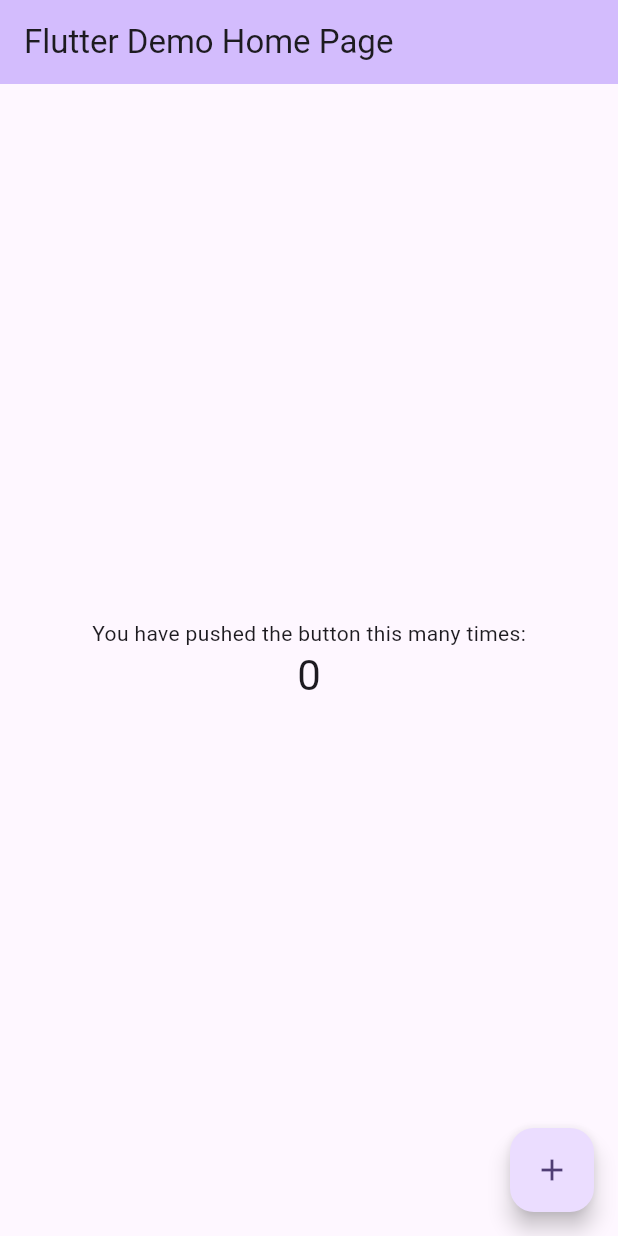
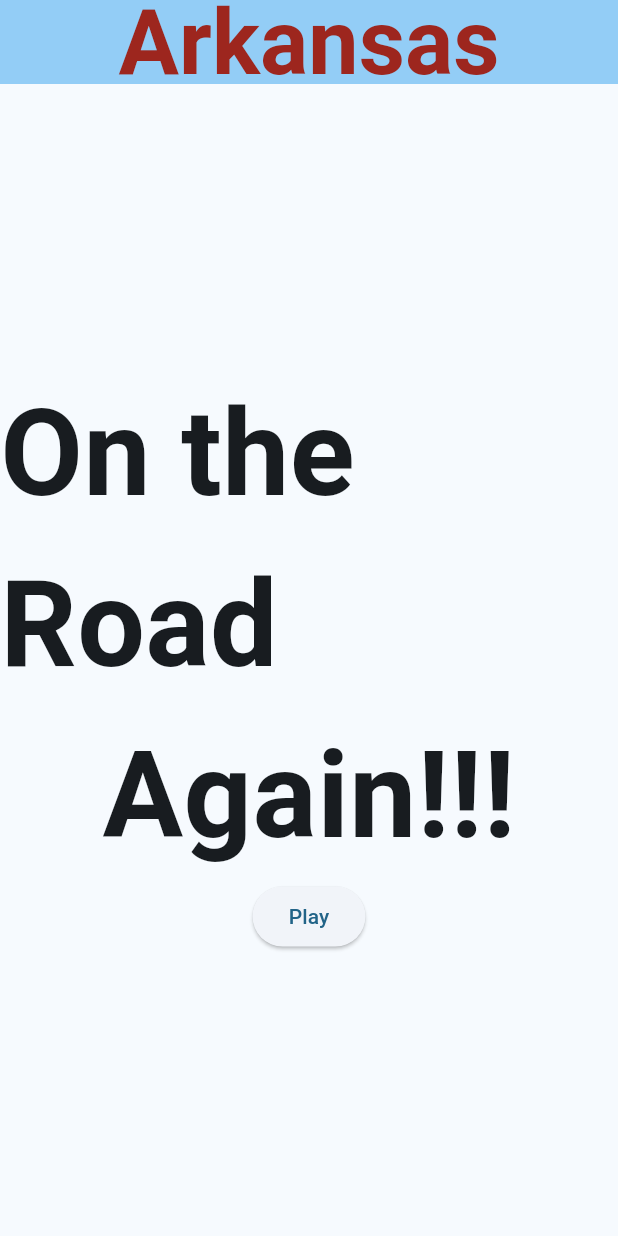
Before and after one commit to danielajgr/on-the-road-again, a Flutter app: the screen it shows after launch, on a phone screen of 412 x 824 dp. Run offline on Flutter 3.47's test engine with Material 3 defaults, Android fonts, the phone set to English and light mode, and no system bars; our stand-ins replace sensors_plus; Roboto replaces fonts that are missing (Times New Roman).

Commit message:
Added end.dart and game.dart from my own files.

```diff
--- a/flutter_application_1/lib/main.dart
+++ b/flutter_application_1/lib/main.dart
@@ -1,6 +1,9 @@
 import 'package:flutter/material.dart';
+import 'game.dart';
+import 'end.dart'; // Import the EndPage
 import 'package:sensors_plus/sensors_plus.dart';
 
+// Found landscape orientation here: https://www.geeksforgeeks.org/flutter-managing-device-orientation/
 void main() {
   runApp(const MyApp());
 }
@@ -8,31 +11,21 @@ void main() {
 class MyApp extends StatelessWidget {
   const MyApp({super.key});
 
-  // This widget is the root of your application.
   @override
   Widget build(BuildContext context) {
     return MaterialApp(
       title: 'Flutter Demo',
+
       theme: ThemeData(
-        // This is the theme of your application.
-        //
-        // TRY THIS: Try running your application with "flutter run". You'll see
-        // the application has a purple toolbar. Then, without quitting the app,
-        // try changing the seedColor in the colorScheme below to Colors.green
-        // and then invoke "hot reload" (save your changes or press the "hot
-        // reload" button in a Flutter-supported IDE, or press "r" if you used
-        // the command line to start the app).
-        //
-        // Notice that the counter didn't reset back to zero; the application
-        // state is not lost during the reload. To reset the state, use hot
-        // restart instead.
-        //
-        // This works for code too, not just values: Most code changes can be
-        // tested with just a hot reload.
-        colorScheme: ColorScheme.fromSeed(seedColor: Colors.deepPurple),
+        colorScheme: ColorScheme.fromSeed(seedColor: const Color.fromARGB(255, 17, 184, 255)),
         useMaterial3: true,
       ),
-      home: const MyHomePage(title: 'Flutter Demo Home Page'),
+      //Where the pages take you
+      routes: {
+        '/': (context) => const MyHomePage(title: 'Arkansas'),
+        '/game': (context) => const GamePage(),
+        '/end': (context) => const EndPage(),
+      },
     );
   }
 }
@@ -40,14 +33,6 @@ class MyApp extends StatelessWidget {
 class MyHomePage extends StatefulWidget {
   const MyHomePage({super.key, required this.title});
 
-  // This widget is the home page of your application. It is stateful, meaning
-  // that it has a State object (defined below) that contains fields that affect
-  // how it looks.
-
-  // This class is the configuration for the state. It holds the values (in this
-  // case the title) provided by the parent (in this case the App widget) and
-  // used by the build method of the State. Fields in a Widget subclass are
-  // always marked "final".
 
   final String title;
 
@@ -56,71 +41,61 @@ class MyHomePage extends StatefulWidget {
 }
 
 class _MyHomePageState extends State<MyHomePage> {
-  int _counter = 0;
 
-  void _incrementCounter() {
-    setState(() {
-      // This call to setState tells the Flutter framework that something has
-      // changed in this State, which causes it to rerun the build method below
-      // so that the display can reflect the updated values. If we changed
-      // _counter without calling setState(), then the build method would not be
-      // called again, and so nothing would appear to happen.
-      _counter++;
-    });
-  }
+
 
   @override
   Widget build(BuildContext context) {
-    // This method is rerun every time setState is called, for instance as done
-    // by the _incrementCounter method above.
-    //
-    // The Flutter framework has been optimized to make rerunning build methods
-    // fast, so that you can just rebuild anything that needs updating rather
-    // than having to individually change instances of widgets.
     return Scaffold(
       appBar: AppBar(
-        // TRY THIS: Try changing the color here to a specific color (to
-        // Colors.amber, perhaps?) and trigger a hot reload to see the AppBar
-        // change color while the other colors stay the same.
         backgroundColor: Theme.of(context).colorScheme.inversePrimary,
-        // Here we take the value from the MyHomePage object that was created by
-        // the App.build method, and use it to set our appbar title.
-        title: Text(widget.title),
+
+        title: Center(
+          child: Text(
+            widget.title,
+            textAlign: TextAlign.center,
+            style: const TextStyle(
+              fontSize: 60,
+              color: Color.fromARGB(255, 157, 38, 30),
+              fontFamily: 'Times New Roman',
+              fontWeight: FontWeight.bold,
+            ),
+          ),
+        ),
       ),
       body: Center(
-        // Center is a layout widget. It takes a single child and positions it
-        // in the middle of the parent.
+
         child: Column(
-          // Column is also a layout widget. It takes a list of children and
-          // arranges them vertically. By default, it sizes itself to fit its
-          // children horizontally, and tries to be as tall as its parent.
-          //
-          // Column has various properties to control how it sizes itself and
-          // how it positions its children. Here we use mainAxisAlignment to
-          // center the children vertically; the main axis here is the vertical
-          // axis because Columns are vertical (the cross axis would be
-          // horizontal).
-          //
-          // TRY THIS: Invoke "debug painting" (choose the "Toggle Debug Paint"
-          // action in the IDE, or press "p" in the console), to see the
+
           // wireframe for each widget.
           mainAxisAlignment: MainAxisAlignment.center,
           children: <Widget>[
             const Text(
-              'You have pushed the button this many times:',
+              'On the Road',
+              style: TextStyle(
+                fontSize: 80,
+                fontFamily: 'Times New Roman',
+                fontWeight: FontWeight.bold,
+                ),
             ),
-            Text(
-              '$_counter',
-              style: Theme.of(context).textTheme.headlineMedium,
+            const Text(
+              'Again!!!',
+              style: TextStyle(
+                fontSize: 80,
+                fontFamily: 'Times New Roman',
+              fontWeight: FontWeight.bold,
+              ),
+            ),
+            ElevatedButton(
+              onPressed: () {
+                // go to game screen
+                Navigator.pushNamed(context, '/game');
+              },
+              child: const Text('Play'),
             ),
           ],
         ),
       ),
-      floatingActionButton: FloatingActionButton(
-        onPressed: _incrementCounter,
-        tooltip: 'Increment',
-        child: const Icon(Icons.add),
-      ), // This trailing comma makes auto-formatting nicer for build methods.
     );
   }
 }
```
Also changed, not shown: flutter_application_1/lib/end.dart (added, +71 -0 lines), flutter_application_1/lib/game.dart (added, +42 -0 lines), 6 other files.
